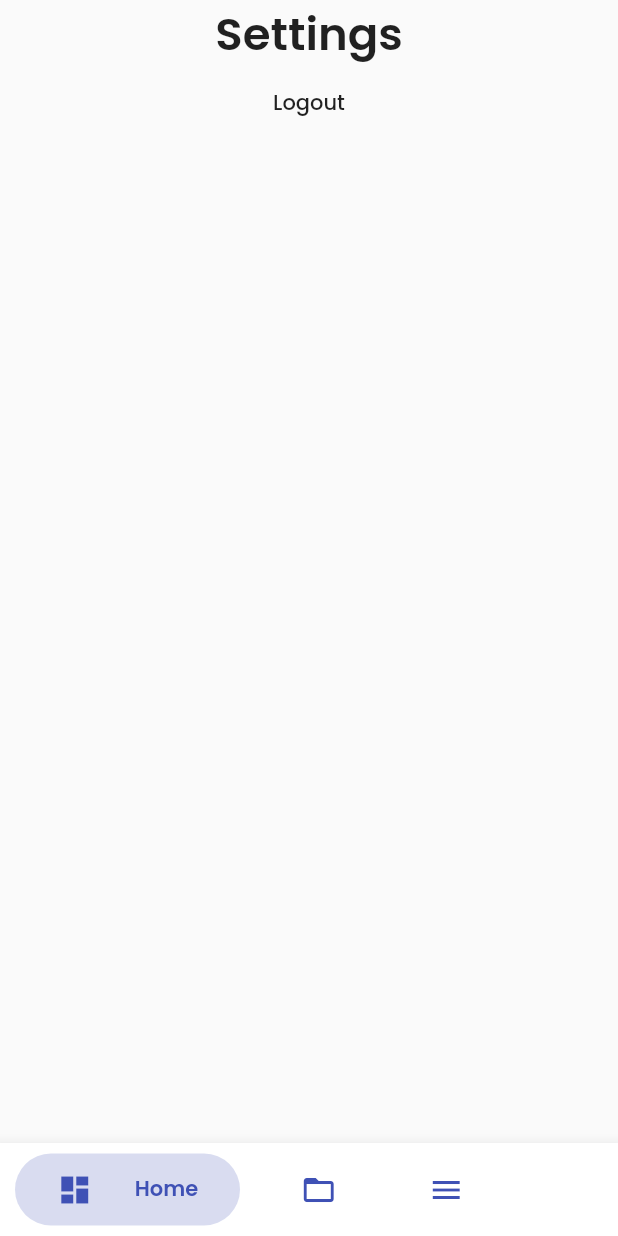
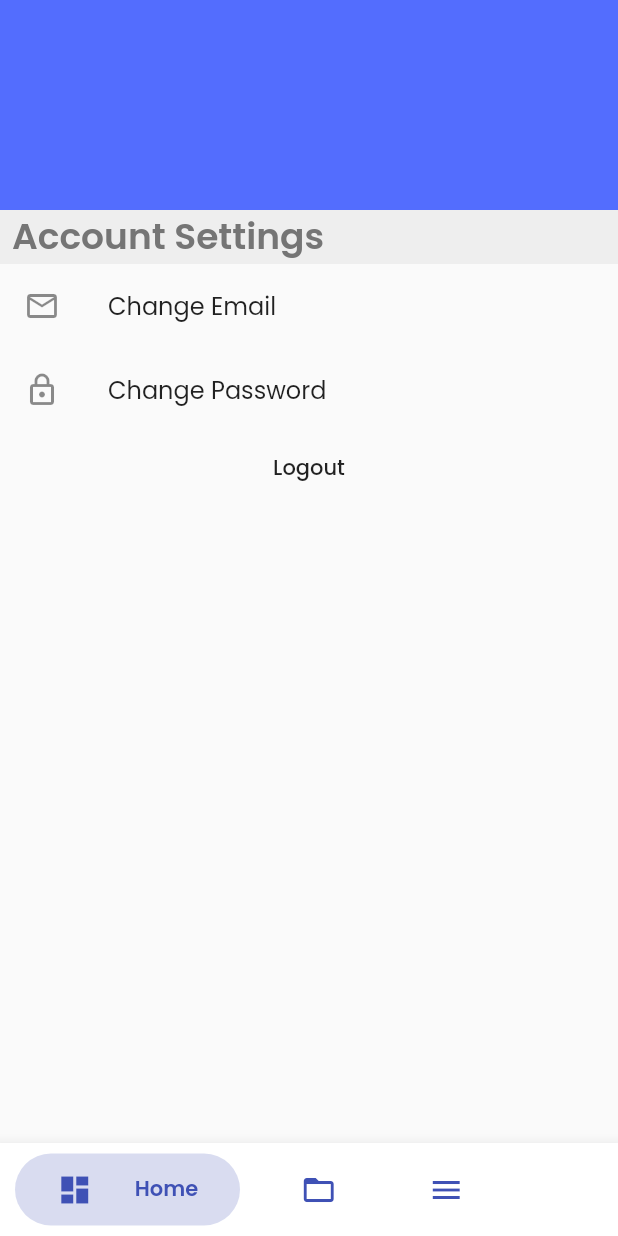
Before and after one commit to JohnnyNguyen01/pet_tracker, a Flutter app: the ProfileMenuScreen screen opened directly, on a phone screen of 412 x 824 dp. Run offline on Flutter 3.47's test engine with Material 2 defaults, Android fonts, the phone set to English and light mode, and no system bars; drawn by our look-alikes of bubble_bottom_bar; our stand-ins replace cloud_firestore, device_info, firebase_auth, firebase_core, get, google_fonts and 4 more; accounts and stored records are empty.

Commit message:
Progress on SettingsScreen

```diff
--- a/lib/screens/settings/profile_menu_screen.dart
+++ b/lib/screens/settings/profile_menu_screen.dart
@@ -15,13 +15,24 @@ class ProfileMenuScreen extends GetWidget {
         child: Container(
           height: MediaQuery.of(context).size.height,
           child: Column(
-            crossAxisAlignment: CrossAxisAlignment.center,
+            crossAxisAlignment: CrossAxisAlignment.start,
             children: [
-              Center(
-                child: Text(
-                  "Settings",
-                  style: Constants.h2,
-                ),
+              Container(
+                width: MediaQuery.of(context).size.width,
+                height: 140.0,
+                color: Colors.indigoAccent,
+                child: Center(),
+              ),
+              Heading(title: "Account Settings"),
+              ListTile(
+                leading: Icon(Icons.email_outlined),
+                title: Text("Change Email"),
+                onTap: () {},
+              ),
+              ListTile(
+                leading: Icon(Icons.lock_outlined),
+                title: Text("Change Password"),
+                onTap: () {},
               ),
               Align(
                 alignment: Alignment.bottomCenter,
@@ -37,3 +48,22 @@ class ProfileMenuScreen extends GetWidget {
     );
   }
 }
+
+class Heading extends StatelessWidget {
+  final String title;
+  Heading({this.title});
+  @override
+  Widget build(BuildContext context) {
+    return Container(
+      color: Colors.grey.shade200,
+      width: MediaQuery.of(context).size.width,
+      child: Padding(
+        padding: const EdgeInsets.only(left: 8.0),
+        child: Text(
+          title,
+          style: Constants.dialogTitle.copyWith(color: Colors.grey.shade600),
+        ),
+      ),
+    );
+  }
+}
```
